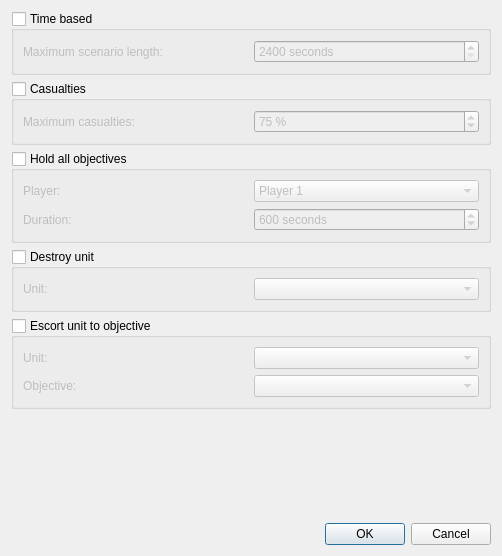
D-Pointer/imperium-editor, file VictoryConditionsDialog.ui: the form before one commit.
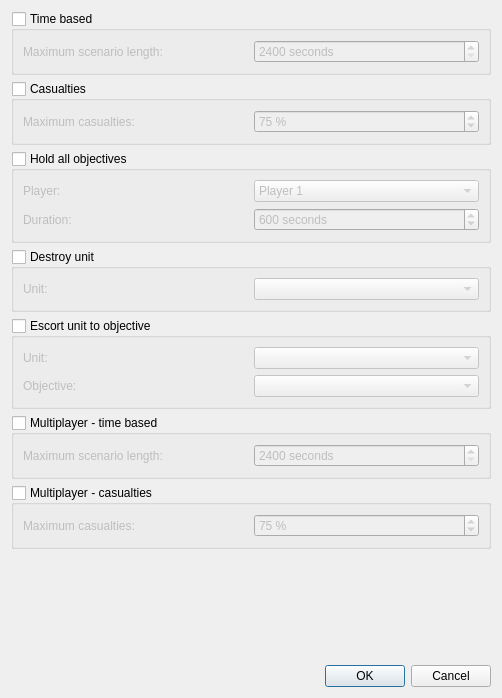
The form after the commit.

Commit message: UI code for multiplayer victory conditions.

Patch:
```diff
--- a/VictoryConditionsDialog.ui
+++ b/VictoryConditionsDialog.ui
@@ -7,7 +7,7 @@
     <x>0</x>
     <y>0</y>
     <width>502</width>
-    <height>556</height>
+    <height>698</height>
    </rect>
   </property>
   <property name="windowTitle">
@@ -215,6 +215,82 @@
      </layout>
     </widget>
    </item>
+   <item>
+    <widget class="QGroupBox" name="m_multiplayerTimeGroup">
+     <property name="title">
+      <string>Multiplayer - time based</string>
+     </property>
+     <property name="flat">
+      <bool>false</bool>
+     </property>
+     <property name="checkable">
+      <bool>true</bool>
+     </property>
+     <property name="checked">
+      <bool>false</bool>
+     </property>
+     <layout class="QHBoxLayout" name="horizontalLayout_4">
+      <item>
+       <widget class="QLabel" name="label_8">
+        <property name="text">
+         <string>Maximum scenario length:</string>
+        </property>
+       </widget>
+      </item>
+      <item>
+       <widget class="QSpinBox" name="m_multiplayerDuration">
+        <property name="suffix">
+         <string> seconds</string>
+        </property>
+        <property name="minimum">
+         <number>2400</number>
+        </property>
+        <property name="maximum">
+         <number>36000</number>
+        </property>
+       </widget>
+      </item>
+     </layout>
+    </widget>
+   </item>
+   <item>
+    <widget class="QGroupBox" name="m_multiplayerCasualtiesGroup">
+     <property name="title">
+      <string>Multiplayer - casualties</string>
+     </property>
+     <property name="checkable">
+      <bool>true</bool>
+     </property>
+     <property name="checked">
+      <bool>false</bool>
+     </property>
+     <layout class="QHBoxLayout" name="horizontalLayout_5">
+      <item>
+       <widget class="QLabel" name="label_9">
+        <property name="text">
+         <string>Maximum casualties:</string>
+        </property>
+       </widget>
+      </item>
+      <item>
+       <widget class="QSpinBox" name="m_multiplayerPercentage">
+        <property name="suffix">
+         <string> %</string>
+        </property>
+        <property name="minimum">
+         <number>10</number>
+        </property>
+        <property name="maximum">
+         <number>100</number>
+        </property>
+        <property name="value">
+         <number>75</number>
+        </property>
+       </widget>
+      </item>
+     </layout>
+    </widget>
+   </item>
    <item>
     <spacer name="verticalSpacer">
      <property name="orientation">
```
The commit also changes 1 other file.
